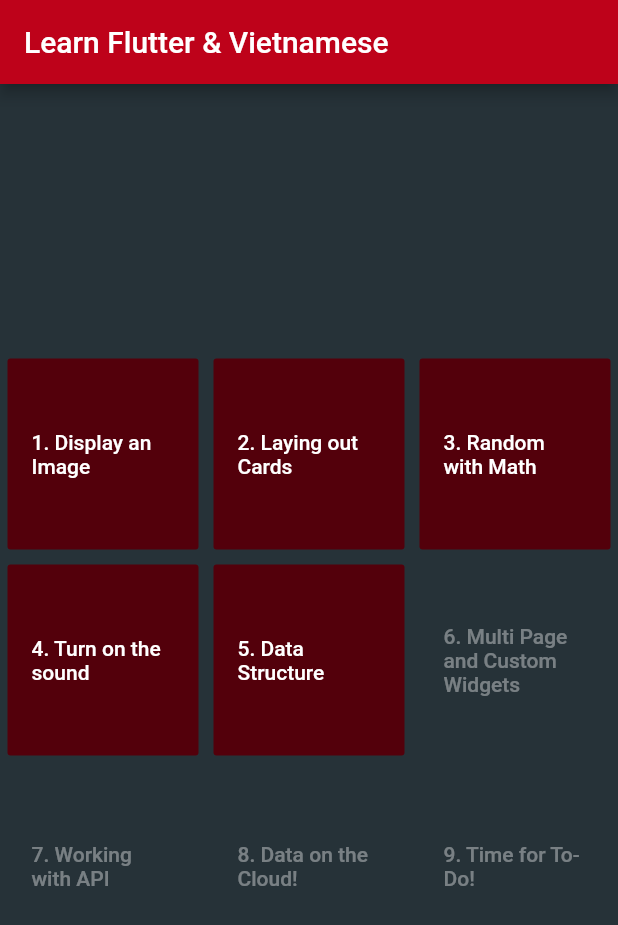
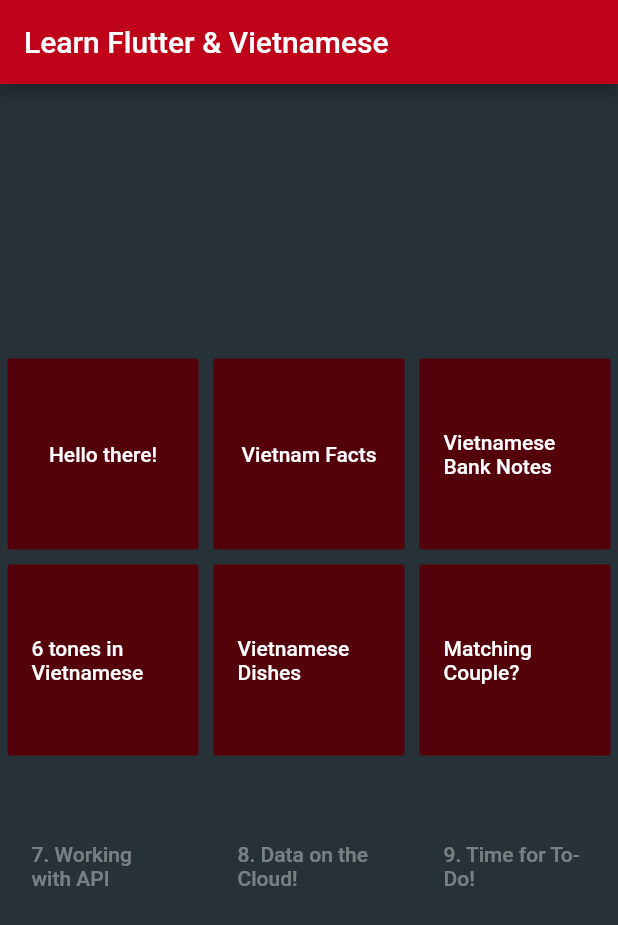
Before and after one commit to huydung/FlutterEducamp_VietnameseLanguage, a Flutter app: the screen it shows after launch, on a phone screen of 412 x 824 dp. Shown: the top 925 px of the screen. Run offline on Flutter 3.47's test engine with Material 2 defaults, Android fonts, the phone set to English and light mode, and no system bars; our stand-ins replace audioplayers; Roboto replaces fonts that are missing (Fira Sans ExtraCondensed).

```diff
--- a/flutter_edu_vietnamese/lib/consts.dart
+++ b/flutter_edu_vietnamese/lib/consts.dart
@@ -15,6 +15,6 @@
   static const String E3_RANDOM_BANK_NOTE = '/e3';
   static const String E4_SOUNDPAD = '/e4';
   static const String E5_QUIZ = '/e5';
-  static const String E6_SALARY_CALCULATOR = '/e6';
+  static const String E6_COUPLE_MATCH = '/e6';
   static const String E7_API_WORK = '/e7';
 }
--- a/flutter_edu_vietnamese/lib/e1_Image.dart
+++ b/flutter_edu_vietnamese/lib/e1_Image.dart
@@ -1,4 +1,6 @@
 import 'package:flutter/material.dart';
+
+//https://xotours.vn/blog/planning-a-trip-to-vietnam/
 
 class E1_ImageDisplay extends StatelessWidget {
   // This widget is the root of your application.
@@ -6,7 +8,7 @@
   Widget build(BuildContext context) {
     return Scaffold(
       appBar: AppBar(
-        title: Text('1. Vietnamese Language'),
+        title: Text('A Proud Vietnamese Learning Flutter'),
       ),
       body: Center(
         child: Image(
--- a/flutter_edu_vietnamese/lib/main.dart
+++ b/flutter_edu_vietnamese/lib/main.dart
@@ -7,6 +7,8 @@
 import 'e2_Card.dart';
 import 'e4_Audio.dart';
 import 'e5_Quizz.dart';
+
+//https://exchangeratesapi.io/
 
 void main() {
   runApp(MyApp());
@@ -59,38 +61,40 @@
           mainAxisSpacing: 10,
           children: [
             HDIButton(
-              text: '1. Display an Image',
+              text: 'Hello there!',
               onPressed: () {
                 Navigator.pushNamed(context, kRoutes.E1_IMAGE);
               },
             ),
             HDIButton(
-              text: '2. Laying out Cards',
+              text: 'Vietnam Facts',
               onPressed: () {
                 Navigator.pushNamed(context, kRoutes.E2_BIZ_CARD);
               },
             ),
             HDIButton(
-              text: '3. Random with Math',
+              text: 'Vietnamese Bank Notes',
               onPressed: () {
                 Navigator.pushNamed(context, kRoutes.E3_RANDOM_BANK_NOTE);
               },
             ),
             HDIButton(
-              text: '4. Turn on the sound',
+              text: '6 tones in Vietnamese',
               onPressed: () {
                 Navigator.pushNamed(context, kRoutes.E4_SOUNDPAD);
               },
             ),
             HDIButton(
-              text: '5. Data Structure',
+              text: 'Vietnamese Dishes',
               onPressed: () {
                 Navigator.pushNamed(context, kRoutes.E5_QUIZ);
               },
             ),
             HDIButton(
-              text: '6. Multi Page and Custom Widgets',
-              onPressed: null,
+              text: 'Matching Couple?',
+              onPressed: () {
+                Navigator.pushNamed(context, kRoutes.E6_COUPLE_MATCH);
+              },
             ),
             HDIButton(
               text: '7. Working with API',
```
Also changed, not shown: flutter_edu_vietnamese/assets/zodiacs/Buffalo.png (added), flutter_edu_vietnamese/assets/zodiacs/dog.png (added), flutter_edu_vietnamese/assets/zodiacs/monkey.png (added), flutter_edu_vietnamese/assets/zodiacs/rat.png (added), flutter_edu_vietnamese/assets/zodiacs/rooster.png (added), flutter_edu_vietnamese/assets/zodiacs/snake.png (added), 2 other files.
